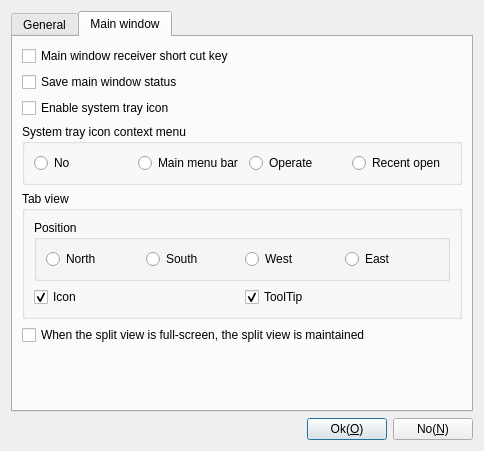
First picture: the form in App/Client/ParameterDlgSettings.ui, repository KangLin/RabbitRemoteControl, before the edit.
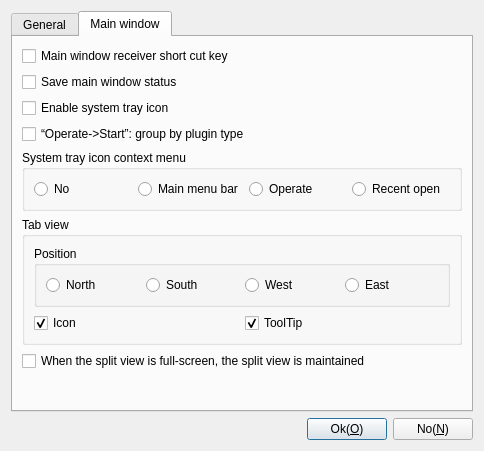
Second picture: the form after the edit. The open tabs and pages were chosen to show the change. Icons and pictures are not drawn.

Commit message: App: add show 'Menu->Operate->Start' group by plugin type

Diff of the .ui file:
```diff
--- a/App/Client/ParameterDlgSettings.ui
+++ b/App/Client/ParameterDlgSettings.ui
@@ -102,7 +102,78 @@
        <string>Main window</string>
       </attribute>
       <layout class="QGridLayout" name="gridLayout_7">
+       <item row="1" column="0">
+        <widget class="QCheckBox" name="cbSaveMainWindowStatus">
+         <property name="text">
+          <string>Save main window status</string>
+         </property>
+        </widget>
+       </item>
+       <item row="7" column="0">
+        <spacer name="verticalSpacer_2">
+         <property name="orientation">
+          <enum>Qt::Orientation::Vertical</enum>
+         </property>
+         <property name="sizeHint" stdset="0">
+          <size>
+           <width>20</width>
+           <height>66</height>
+          </size>
+         </property>
+        </spacer>
+       </item>
        <item row="4" column="0">
+        <widget class="QGroupBox" name="gbSystemTrayIconContextMenu">
+         <property name="title">
+          <string>System tray icon context menu</string>
+         </property>
+         <layout class="QGridLayout" name="gridLayout_2">
+          <item row="0" column="2">
+           <widget class="QRadioButton" name="rbSystemTrayIconOperate">
+            <property name="text">
+             <string>Operate</string>
+            </property>
+           </widget>
+          </item>
+          <item row="0" column="1">
+           <widget class="QRadioButton" name="rbMenuBar">
+            <property name="text">
+             <string>Main menu bar</string>
+            </property>
+           </widget>
+          </item>
+          <item row="0" column="0">
+           <widget class="QRadioButton" name="rbSystemTrayIconNo">
+            <property name="text">
+             <string>No</string>
+            </property>
+           </widget>
+          </item>
+          <item row="0" column="3">
+           <widget class="QRadioButton" name="rbSystemTrayIconRecentOpen">
+            <property name="text">
+             <string>Recent open</string>
+            </property>
+           </widget>
+          </item>
+         </layout>
+        </widget>
+       </item>
+       <item row="2" column="0">
+        <widget class="QCheckBox" name="cbShowSystemTrayIcon">
+         <property name="text">
+          <string>Enable system tray icon</string>
+         </property>
+        </widget>
+       </item>
+       <item row="0" column="0">
+        <widget class="QCheckBox" name="cbReciverShortCut">
+         <property name="text">
+          <string>Main window receiver short cut key</string>
+         </property>
+        </widget>
+       </item>
+       <item row="5" column="0">
         <widget class="QGroupBox" name="groupBox_2">
          <property name="title">
           <string>Tab view</string>
@@ -196,84 +267,20 @@
          </layout>
         </widget>
        </item>
-       <item row="3" column="0">
-        <widget class="QGroupBox" name="gbSystemTrayIconContextMenu">
-         <property name="title">
-          <string>System tray icon context menu</string>
-         </property>
-         <layout class="QGridLayout" name="gridLayout_2">
-          <item row="0" column="2">
-           <widget class="QRadioButton" name="rbSystemTrayIconOperate">
-            <property name="text">
-             <string>Operate</string>
-            </property>
-           </widget>
-          </item>
-          <item row="0" column="1">
-           <widget class="QRadioButton" name="rbMenuBar">
-            <property name="text">
-             <string>Main menu bar</string>
-            </property>
-           </widget>
-          </item>
-          <item row="0" column="0">
-           <widget class="QRadioButton" name="rbSystemTrayIconNo">
-            <property name="text">
-             <string>No</string>
-            </property>
-           </widget>
-          </item>
-          <item row="0" column="3">
-           <widget class="QRadioButton" name="rbSystemTrayIconRecentOpen">
-            <property name="text">
-             <string>Recent open</string>
-            </property>
-           </widget>
-          </item>
-         </layout>
-        </widget>
-       </item>
        <item row="6" column="0">
-        <spacer name="verticalSpacer_2">
-         <property name="orientation">
-          <enum>Qt::Orientation::Vertical</enum>
-         </property>
-         <property name="sizeHint" stdset="0">
-          <size>
-           <width>20</width>
-           <height>66</height>
-          </size>
-         </property>
-        </spacer>
-       </item>
-       <item row="0" column="0">
-        <widget class="QCheckBox" name="cbReciverShortCut">
-         <property name="text">
-          <string>Main window receiver short cut key</string>
-         </property>
-        </widget>
-       </item>
-       <item row="2" column="0">
-        <widget class="QCheckBox" name="cbShowSystemTrayIcon">
-         <property name="text">
-          <string>Enable system tray icon</string>
-         </property>
-        </widget>
-       </item>
-       <item row="1" column="0">
-        <widget class="QCheckBox" name="cbSaveMainWindowStatus">
-         <property name="text">
-          <string>Save main window status</string>
-         </property>
-        </widget>
-       </item>
-       <item row="5" column="0">
         <widget class="QCheckBox" name="cbKeepSplitView">
          <property name="text">
           <string>When the split view is full-screen, the split view is maintained</string>
          </property>
         </widget>
        </item>
+       <item row="3" column="0">
+        <widget class="QCheckBox" name="cbStartByType">
+         <property name="text">
+          <string>“Operate-&gt;Start”: group by plugin type</string>
+         </property>
+        </widget>
+       </item>
       </layout>
      </widget>
     </widget>
```
Left out of the diff: 2 changed lines with no effect on the pictures. The commit also changes 7 other files.
